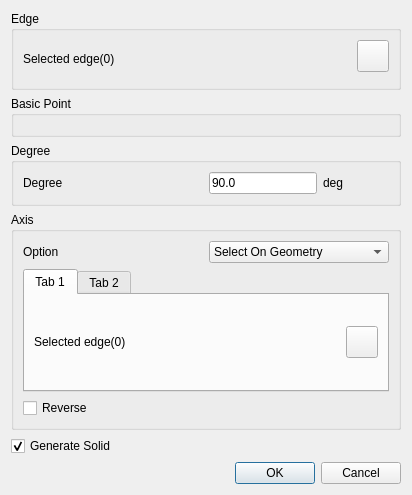
Above: Code/GeometryWidgets/dialogMakeRevol.ui from DISOGitHub/FastCAE_Linux before the change. Below: the same form after it.
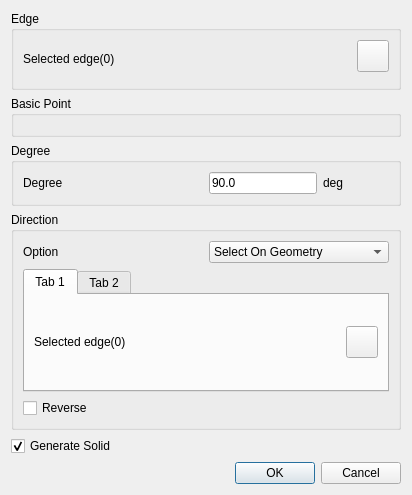
That is the form after the change. Icons and pictures are not drawn.

```diff
--- a/Code/GeometryWidgets/dialogMakeRevol.ui
+++ b/Code/GeometryWidgets/dialogMakeRevol.ui
@@ -153,7 +153,7 @@
    <item row="3" column="0">
     <widget class="QGroupBox" name="groupBox_2">
      <property name="title">
-      <string>Axis</string>
+      <string>Direction</string>
      </property>
      <layout class="QGridLayout" name="gridLayout_5">
       <item row="0" column="0">
```
